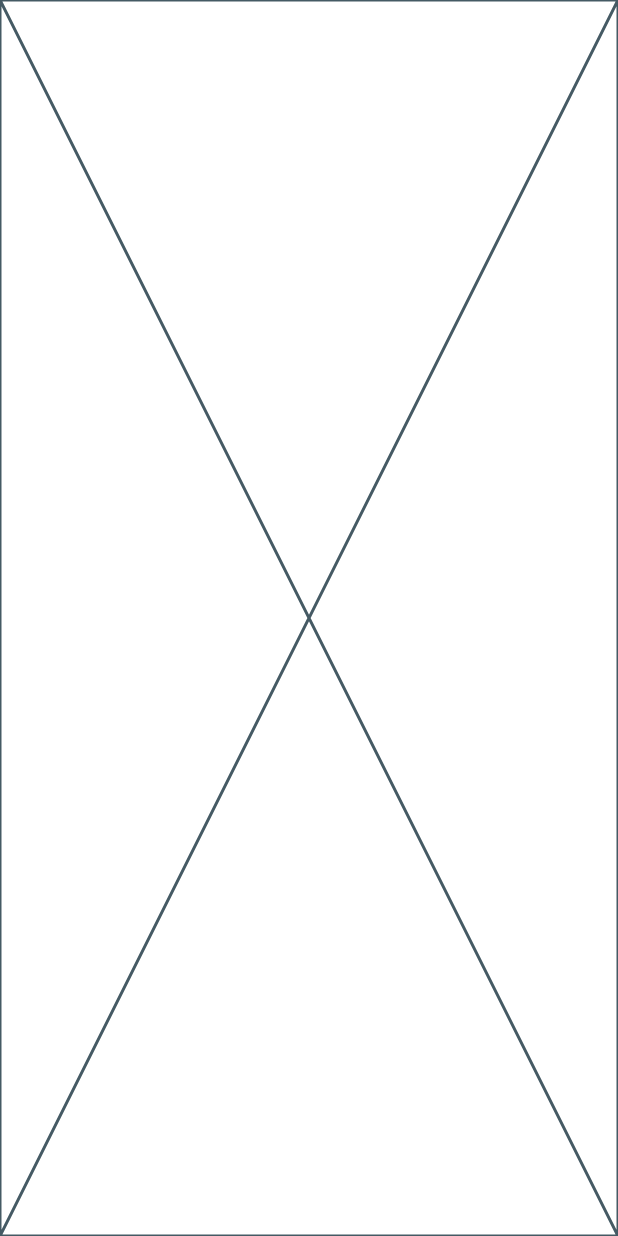
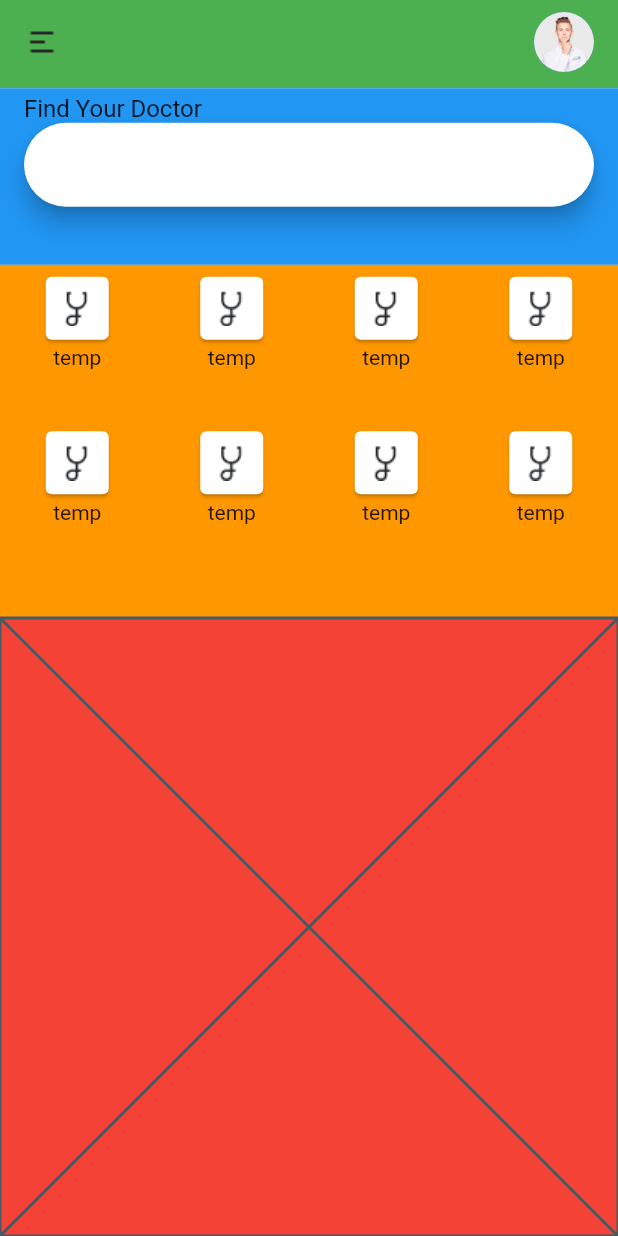
Before and after one commit to gjake122221/doctor_app, a Flutter app: the screen it shows after launch, on a phone screen of 412 x 824 dp. Run offline on Flutter 3.47's test engine with Material 2 defaults, Android fonts, the phone set to English and light mode, and no system bars.

Commit message:
Mapping HomePage

```diff
--- /dev/null
+++ b/lib/appstate/appstate.dart
@@ -0,0 +1,3 @@
+import 'package:flutter/material.dart';
+
+class AppState extends ChangeNotifier {}
--- a/lib/main.dart
+++ b/lib/main.dart
@@ -1,5 +1,8 @@
 import 'package:flutter/material.dart';
 import 'package:provider/provider.dart';
+
+import 'appstate/appstate.dart';
+import 'pages/home_page.dart';
 
 void main() => runApp(MainApp());
 
@@ -10,11 +13,12 @@ class MainApp extends StatelessWidget {
       create: (context) => AppState(),
       child: MaterialApp(
         title: 'Find Your Doctor',
-        theme: ThemeData(brightness: Brightness.light),
-        home: Placeholder(),
+        theme: ThemeData(
+          brightness: Brightness.light,
+        ),
+        debugShowCheckedModeBanner: false,
+        home: HomePage(),
       ),
     );
   }
 }
-
-class AppState extends ChangeNotifier {}
--- /dev/null
+++ b/lib/pages/home_page.dart
@@ -0,0 +1,75 @@
+import 'package:flutter/material.dart';
+
+class HomePage extends StatelessWidget {
+  @override
+  Widget build(BuildContext context) {
+    return Scaffold(
+      body: SafeArea(
+        child: Column(
+          children: [
+            Expanded(
+              flex: 1,
+              child: Container(
+                color: Colors.green,
+                child: ListTile(
+                  leading: Image.asset('assets/icons/Icons_Menu_Burger.png'),
+                  trailing: CircleAvatar(
+                      backgroundImage: AssetImage('assets/image/Group_22.png')),
+                ),
+              ),
+            ),
+            Expanded(
+              flex: 2,
+              child: Container(
+                color: Colors.blue,
+                child: ListTile(
+                  title: Text('Find Your Doctor'),
+                  subtitle: SearchBar(),
+                ),
+              ),
+            ),
+            Expanded(
+              flex: 4,
+              child: Container(
+                color: Colors.orange,
+                child: GridView.count(
+                  primary: false,
+                  crossAxisCount: 4,
+                  children: gridChildren,
+                ),
+              ),
+            ),
+            Expanded(
+              flex: 7,
+              child: Container(
+                color: Colors.red,
+                child: Placeholder(),
+              ),
+            ),
+          ],
+        ),
+      ),
+    );
+  }
+}
+
+var gridChildren = List.generate(
+  8,
+  (index) => SizedBox(
+    child: Center(
+      child: Padding(
+        padding: const EdgeInsets.all(4.0),
+        child: Column(children: [
+          SizedBox(
+            width: 50,
+            height: 50,
+            child: Card(
+              child: Image.asset('assets/icons/007_stethoscope.png'),
+            ),
+          ),
+          Text('temp'),
+        ]),
+      ),
+    ),
+  ),
+);
```
